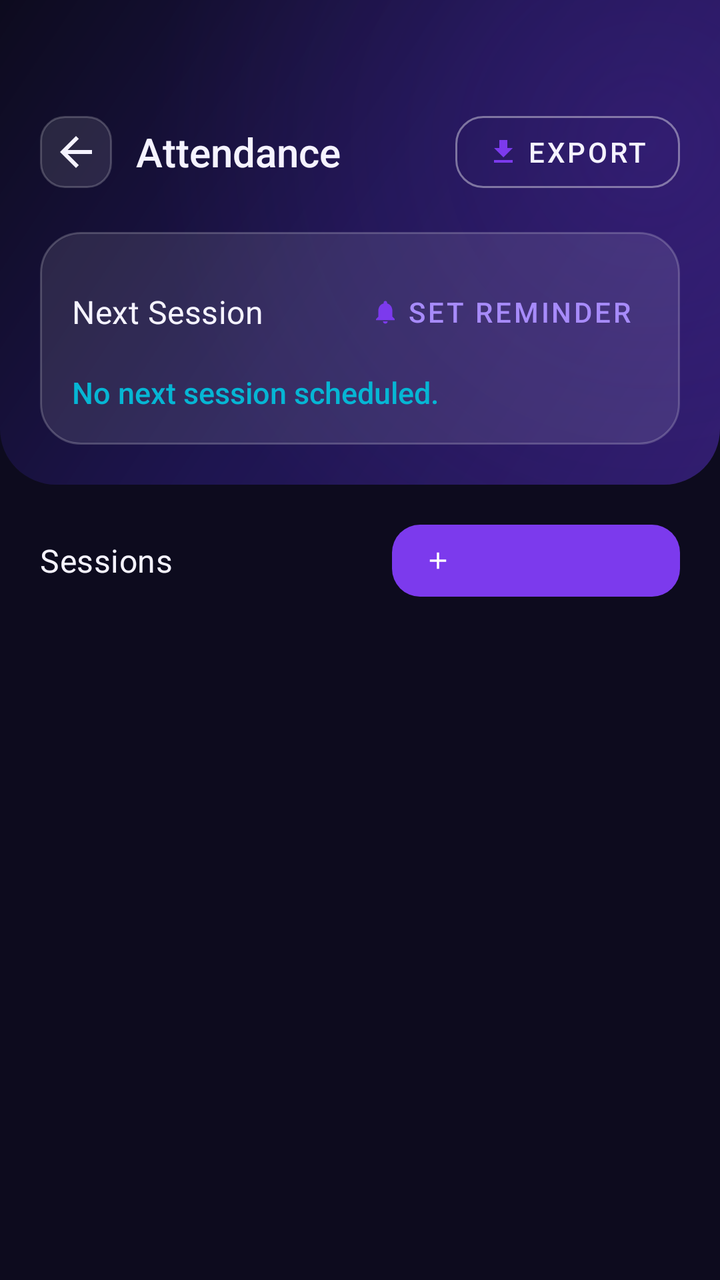
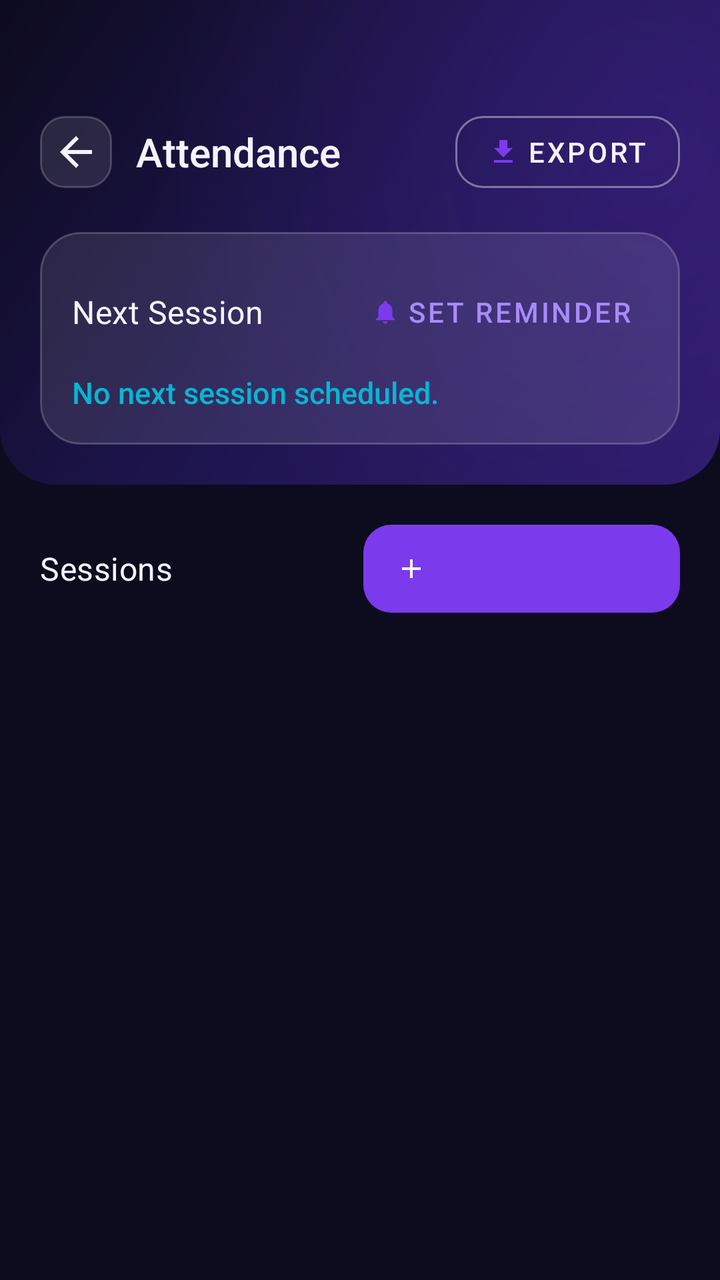

Screens rendered from an Android XML layout before and after an edit, with the pre-edit source and the edit as a unified diff.
<!-- AndroidManifest.xml: application theme Theme.HWiXeL -->
<!-- res/layout/fragment_attendance.xml -->
<?xml version="1.0" encoding="utf-8"?>
<LinearLayout xmlns:android="http://schemas.android.com/apk/res/android"
    xmlns:app="http://schemas.android.com/apk/res-auto"
    android:layout_width="match_parent"
    android:layout_height="match_parent"
    android:orientation="vertical">

    
    <LinearLayout
        android:layout_width="match_parent"
        android:layout_height="wrap_content"
        android:background="@drawable/bg_header_gradient"
        android:orientation="vertical"
        android:paddingStart="20dp"
        android:paddingEnd="20dp"
        android:paddingTop="52dp"
        android:paddingBottom="20dp">

        <LinearLayout
            android:layout_width="match_parent"
            android:layout_height="wrap_content"
            android:gravity="center_vertical"
            android:orientation="horizontal">

            <ImageButton
                android:id="@+id/backButton"
                android:layout_width="36dp"
                android:layout_height="36dp"
                android:background="@drawable/bg_glass_card_small"
                android:src="@drawable/ic_back"
                android:tint="@color/text_primary"
                android:contentDescription="@string/btn_cancel"
                android:scaleType="center" />

            <TextView
                android:layout_width="0dp"
                android:layout_height="wrap_content"
                android:layout_weight="1"
                android:layout_marginStart="12dp"
                android:text="@string/attendance_title"
                android:textColor="@color/text_primary"
                android:textSize="20sp"
                android:fontFamily="sans-serif-medium" />

            <com.google.android.material.button.MaterialButton
                android:id="@+id/exportButton"
                style="@style/Widget.HWiXeL.Button.Ghost"
                android:layout_width="wrap_content"
                android:layout_height="wrap_content"
                android:text="@string/attendance_export"
                app:icon="@drawable/ic_export"
                app:iconSize="16dp" />
        </LinearLayout>

        
        <LinearLayout
            android:id="@+id/nextSessionCard"
            android:layout_width="match_parent"
            android:layout_height="wrap_content"
            android:layout_marginTop="16dp"
            android:background="@drawable/bg_glass_card"
            android:orientation="vertical"
            android:padding="16dp">

            <LinearLayout
                android:layout_width="match_parent"
                android:layout_height="wrap_content"
                android:gravity="center_vertical"
                android:orientation="horizontal">

                <TextView
                    android:layout_width="0dp"
                    android:layout_height="wrap_content"
                    android:layout_weight="1"
                    android:text="@string/attendance_next_session_label"
                    style="@style/TextAppearance.HWiXeL.SectionHeader" />

                <com.google.android.material.button.MaterialButton
                    android:id="@+id/setReminderButton"
                    style="@style/Widget.HWiXeL.Button.Text"
                    android:layout_width="wrap_content"
                    android:layout_height="wrap_content"
                    android:text="@string/attendance_set_reminder"
                    app:icon="@drawable/ic_reminder"
                    app:iconSize="14dp" />
            </LinearLayout>

            <TextView
                android:id="@+id/nextSessionDateTextView"
                android:layout_width="match_parent"
                android:layout_height="wrap_content"
                android:layout_marginTop="6dp"
                android:text="@string/attendance_no_next_session"
                android:textColor="@color/brand_cyan"
                android:textSize="15sp"
                android:fontFamily="sans-serif-medium" />
        </LinearLayout>
    </LinearLayout>

    
    <com.google.android.material.progressindicator.LinearProgressIndicator
        android:id="@+id/loadingIndicator"
        android:layout_width="match_parent"
        android:layout_height="wrap_content"
        android:visibility="gone"
        app:indicatorColor="@color/brand_violet"
        app:trackColor="@color/glass_fill" />

    
    <ScrollView
        android:layout_width="match_parent"
        android:layout_height="0dp"
        android:layout_weight="1"
        android:fillViewport="true"
        android:overScrollMode="never">

        <LinearLayout
            android:layout_width="match_parent"
            android:layout_height="wrap_content"
            android:orientation="vertical"
            android:paddingHorizontal="20dp"
            android:paddingTop="20dp"
            android:paddingBottom="100dp">

            
            <LinearLayout
                android:layout_width="match_parent"
                android:layout_height="wrap_content"
                android:gravity="center_vertical"
                android:orientation="horizontal">

                <TextView
                    android:layout_width="0dp"
                    android:layout_height="wrap_content"
                    android:layout_weight="1"
                    android:text="@string/attendance_sessions_label"
                    style="@style/TextAppearance.HWiXeL.SectionHeader" />

                <com.google.android.material.button.MaterialButton
                    android:id="@+id/addSessionButton"
                    style="@style/Widget.HWiXeL.Button.Primary"
                    android:layout_width="wrap_content"
                    android:layout_height="36dp"
                    android:text="@string/attendance_add_session"
                    android:textSize="12sp"
                    app:icon="@drawable/ic_add"
                    app:iconSize="14dp" />
            </LinearLayout>

            <androidx.recyclerview.widget.RecyclerView
                android:id="@+id/sessionsRecyclerView"
                android:layout_width="match_parent"
                android:layout_height="wrap_content"
                android:layout_marginTop="12dp"
                android:nestedScrollingEnabled="false"
                app:layoutManager="androidx.recyclerview.widget.LinearLayoutManager" />

            <TextView
                android:id="@+id/emptySessionsTextView"
                android:layout_width="match_parent"
                android:layout_height="wrap_content"
                android:layout_marginTop="12dp"
                android:gravity="center"
                android:text="@string/attendance_empty_sessions"
                android:textColor="@color/text_hint"
                android:textSize="14sp"
                android:visibility="gone" />

            
            <LinearLayout
                android:id="@+id/memberSectionContainer"
                android:layout_width="match_parent"
                android:layout_height="wrap_content"
                android:layout_marginTop="24dp"
                android:orientation="vertical"
                android:visibility="gone">

                <TextView
                    android:id="@+id/selectedSessionLabel"
                    android:layout_width="match_parent"
                    android:layout_height="wrap_content"
                    android:textColor="@color/text_primary"
                    android:textSize="16sp"
                    android:fontFamily="sans-serif-medium" />

                <androidx.recyclerview.widget.RecyclerView
                    android:id="@+id/membersAttendanceRecyclerView"
                    android:layout_width="match_parent"
                    android:layout_height="wrap_content"
                    android:layout_marginTop="12dp"
                    android:nestedScrollingEnabled="false"
                    app:layoutManager="androidx.recyclerview.widget.LinearLayoutManager" />
            </LinearLayout>
        </LinearLayout>
    </ScrollView>
</LinearLayout>
<!-- resources referenced by this layout -->
<resources>
  <color name="brand_cyan">#06B6D4</color>
  <color name="brand_violet">#7C3AED</color>
  <color name="glass_fill">#1AFFFFFF</color>
  <color name="text_hint">#5C5380</color>
  <color name="text_primary">#F5F3FF</color>
  <!-- drawable bg_glass_card (drawable) -->
  <?xml version="1.0" encoding="utf-8"?>
  <shape xmlns:android="http://schemas.android.com/apk/res/android"
      android:shape="rectangle">
      <solid android:color="#1AFFFFFF" />
      <stroke android:width="1dp" android:color="#33FFFFFF" />
      <corners android:radius="20dp" />
  </shape>
  <!-- drawable bg_glass_card_small (drawable) -->
  <?xml version="1.0" encoding="utf-8"?>
  <shape xmlns:android="http://schemas.android.com/apk/res/android"
      android:shape="rectangle">
      <solid android:color="#1AFFFFFF" />
      <stroke android:width="1dp" android:color="#33FFFFFF" />
      <corners android:radius="12dp" />
  </shape>
  <string name="attendance_add_session">New Session</string>
  <string name="attendance_empty_sessions">No sessions recorded yet.</string>
  <string name="attendance_export">Export</string>
  <string name="attendance_next_session_label">Next Session</string>
  <string name="attendance_no_next_session">No next session scheduled.</string>
  <string name="attendance_sessions_label">Sessions</string>
  <string name="attendance_set_reminder">Set Reminder</string>
  <string name="attendance_title">Attendance</string>
  <string name="btn_cancel">Cancel</string>
  <style name="TextAppearance.HWiXeL.SectionHeader" parent="TextAppearance.MaterialComponents.Subtitle1">
          <item name="android:textColor">@color/text_primary</item>
          <item name="android:textSize">16sp</item>
          <item name="android:fontFamily">sans-serif-medium</item>
          <item name="android:letterSpacing">0.01</item>
      </style>
  <style name="Widget.HWiXeL.Button.Ghost" parent="Widget.MaterialComponents.Button.OutlinedButton">
          <item name="strokeColor">@color/glass_border_strong</item>
          <item name="android:textColor">@color/text_primary</item>
          <item name="cornerRadius">14dp</item>
      </style>
  <style name="Widget.HWiXeL.Button.Text" parent="Widget.MaterialComponents.Button.TextButton">
          <item name="android:textColor">@color/brand_violet_light</item>
      </style>
  <color name="glass_border_strong">#66FFFFFF</color>
  <color name="white">#FFFFFFFF</color>
  <color name="brand_violet_light">#A78BFA</color>
  <color name="brand_violet_dark">#5B21B6</color>
  <color name="text_on_primary">#FFFFFF</color>
  <color name="brand_violet_container">#2D1B69</color>
  <color name="brand_cyan_light">#67E8F9</color>
  <color name="bg_dark">#0D0B1E</color>
  <color name="bg_surface">#1A1630</color>
  <color name="text_secondary">#9B8EC4</color>
  <color name="bg_surface_2">#231E3D</color>
  <color name="brand_rose">#F43F5E</color>
  <style name="ShapeAppearance.HWiXeL.MediumComponent" parent="ShapeAppearance.MaterialComponents.MediumComponent">
          <item name="cornerSize">16dp</item>
      </style>
  <style name="ShapeAppearance.HWiXeL.LargeComponent" parent="ShapeAppearance.MaterialComponents.LargeComponent">
          <item name="cornerSize">24dp</item>
      </style>
  <style name="Widget.HWiXeL.BottomNavigationView" parent="Widget.MaterialComponents.BottomNavigationView">
          <item name="android:background">@drawable/bg_bottom_nav</item>
          <item name="itemIconTint">@color/nav_item_color</item>
          <item name="itemTextColor">@color/nav_item_color</item>
          <item name="labelVisibilityMode">labeled</item>
      </style>
  <style name="Widget.HWiXeL.FloatingActionButton" parent="Widget.MaterialComponents.FloatingActionButton">
          <item name="backgroundTint">@color/brand_violet</item>
          <item name="tint">@color/white</item>
          <item name="elevation">12dp</item>
      </style>
  <!-- unchanged entries left out for length: 10 -->
</resources>

<!-- the commit's change to res/layout/fragment_attendance.xml (unified diff, before → after) -->
@@ -140,11 +140,15 @@
                     android:id="@+id/addSessionButton"
                     style="@style/Widget.HWiXeL.Button.Primary"
                     android:layout_width="wrap_content"
-                    android:layout_height="36dp"
+                    android:layout_height="44dp"
+                    android:minWidth="132dp"
                     android:text="@string/attendance_add_session"
-                    android:textSize="12sp"
+                    android:textColor="@color/white"
+                    android:textSize="14sp"
+                    android:textStyle="bold"
                     app:icon="@drawable/ic_add"
-                    app:iconSize="14dp" />
+                    app:iconSize="16dp"
+                    app:iconTint="@color/white" />
             </LinearLayout>
 
             <androidx.recyclerview.widget.RecyclerView
<!-- resource entries referenced after the edit -->
@@ -21,7 +21,7 @@
       <stroke android:width="1dp" android:color="#33FFFFFF" />
       <corners android:radius="12dp" />
   </shape>
-  <string name="attendance_add_session">New Session</string>
+  <string name="attendance_add_session">Add Session</string>
   <string name="attendance_empty_sessions">No sessions recorded yet.</string>
   <string name="attendance_export">Export</string>
   <string name="attendance_next_session_label">Next Session</string>
